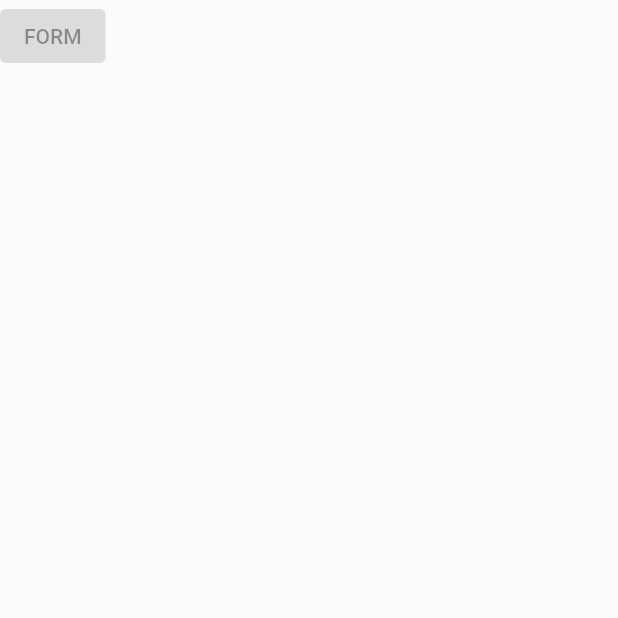
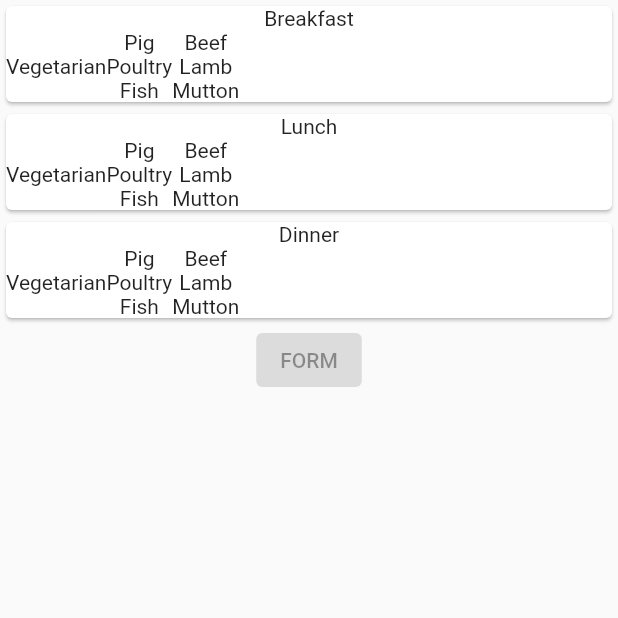
Before and after one commit to nicolaslecrique/co2Tracker, a Flutter app: the DailyEmissionForm screen opened by its route, on a phone screen of 412 x 824 dp, the top half of it. Run offline on Flutter 3.47's test engine with Material 2 defaults, Android fonts, the phone set to English and light mode, and no system bars.

Commit message:
continue form structure (for meals)

```diff
--- a/lib/routes/daily_emissions_form/daily_emissions_form.dart
+++ b/lib/routes/daily_emissions_form/daily_emissions_form.dart
@@ -1,5 +1,7 @@
 import 'package:flutter/material.dart';
 import 'package:flutter/widgets.dart';
+
+import 'widgets/meal.dart';
 
 class DailyEmissionForm extends StatefulWidget {
   static const route = '/daily_emissions_form';
@@ -14,9 +16,16 @@ class _DailyEmissionFormState extends State<DailyEmissionForm> {
   @override
   Widget build(BuildContext context) {
     return Scaffold(
-        body: ElevatedButton(
-      child: Text("FORM"),
-      onPressed: null,
+        body: Column(
+      children: [
+        Meal(mealTitle: 'Breakfast'),
+        Meal(mealTitle: 'Lunch'),
+        Meal(mealTitle: 'Dinner'),
+        ElevatedButton(
+          child: Text("FORM"),
+          onPressed: null,
+        ),
+      ],
     ));
   }
 }
--- a/lib/routes/daily_emissions_form/widgets/meal.dart
+++ b/lib/routes/daily_emissions_form/widgets/meal.dart
@@ -1,15 +1,26 @@
+import 'package:co2tracker/routes/daily_emissions_form/widgets/meal_choice.dart';
 import 'package:flutter/material.dart';
 
-class Meal extends StatefulWidget {
-  const Meal({Key? key}) : super(key: key);
+class Meal extends StatelessWidget {
+  final String mealTitle;
+
+  const Meal({Key? key, required this.mealTitle}) : super(key: key);
 
   @override
-  _MealState createState() => _MealState();
-}
-
-class _MealState extends State<Meal> {
-  @override
   Widget build(BuildContext context) {
-    return Container();
+    return Card(
+      child: Column(
+        children: [
+          Text(mealTitle),
+          Row(
+            children: [
+              MealChoice(foodList: ['Vegetarian']),
+              MealChoice(foodList: ['Pig', 'Poultry', 'Fish']),
+              MealChoice(foodList: ['Beef', 'Lamb', 'Mutton'])
+            ],
+          )
+        ],
+      ),
+    );
   }
 }
--- /dev/null
+++ b/lib/routes/daily_emissions_form/widgets/meal_choice.dart
@@ -0,0 +1,14 @@
+import 'package:flutter/material.dart';
+
+class MealChoice extends StatelessWidget {
+  final List<String> foodList;
+
+  const MealChoice({Key? key, required this.foodList}) : super(key: key);
+
+  @override
+  Widget build(BuildContext context) {
+    return Column(
+      children: List<Text>.unmodifiable(foodList.map((e) => Text(e))),
+    );
+  }
+}
```
